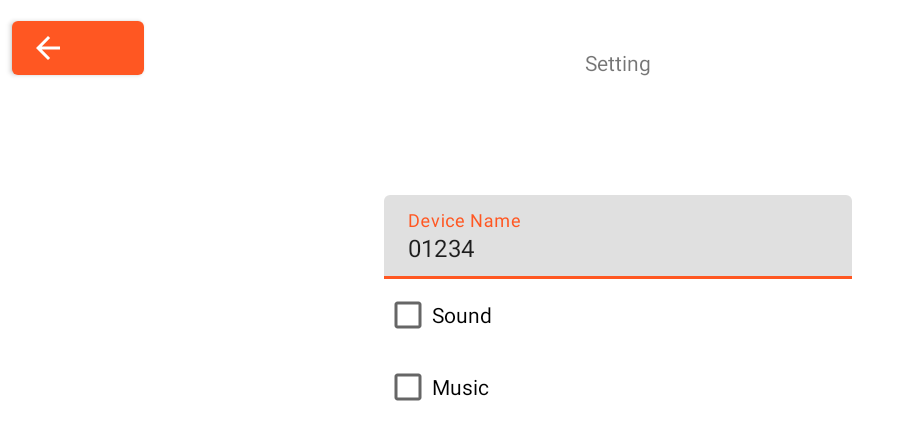
After one commit to press-f-for-respect/CodenamesPictures, an Android app: the SettingActivity screen opened directly, with no data from a screen before it, on a phone screen of 824 x 412 dp (held sideways). The commit adds this screen. Shown: the top 440 px of the screen, without its empty margins (0-906 px from the left). Run offline under Robolectric (Android 15) with nearby library versions, the phone set to English and light mode, and no system bars.

Commit message:
SharedPreferences added to SettingActivity

```diff
--- a/app/src/main/AndroidManifest.xml
+++ b/app/src/main/AndroidManifest.xml
@@ -10,15 +10,21 @@
         android:screenOrientation="landscape"
         android:supportsRtl="true"
         android:theme="@style/AppTheme">
-        <activity android:name=".SplashActivity" android:theme="@style/SplashTheme">
+        <activity android:name=".SettingActivity"
+            android:screenOrientation="landscape"></activity>
+        <activity
+            android:name=".SplashActivity"
+            android:theme="@style/SplashTheme">
             <intent-filter>
                 <action android:name="android.intent.action.MAIN" />
 
                 <category android:name="android.intent.category.LAUNCHER" />
             </intent-filter>
         </activity>
-        <activity android:name=".HelpActivity" />
-        <activity android:name=".MainActivity"/>
+        <activity android:name=".HelpActivity"
+            android:screenOrientation="landscape"/>
+        <activity android:name=".MainActivity"
+            android:screenOrientation="landscape"/>
     </application>
 
 </manifest>
--- a/app/src/main/java/com/pressfforrespect/codenamespictures/MainActivity.java
+++ b/app/src/main/java/com/pressfforrespect/codenamespictures/MainActivity.java
@@ -2,8 +2,10 @@ package com.pressfforrespect.codenamespictures;
 
 import androidx.appcompat.app.AppCompatActivity;
 
+import android.content.Intent;
 import android.content.pm.ActivityInfo;
 import android.os.Bundle;
+import android.view.View;
 import android.widget.Button;
 
 public class MainActivity extends AppCompatActivity {
@@ -21,6 +23,27 @@ public class MainActivity extends AppCompatActivity {
         play = findViewById(R.id.play);
         help = findViewById(R.id.help);
         setting = findViewById(R.id.setting);
+
+        play.setOnClickListener(new View.OnClickListener() {
+            @Override
+            public void onClick(View view) {
+                selectPlay();
+            }
+        });
+
+        help.setOnClickListener(new View.OnClickListener() {
+            @Override
+            public void onClick(View view) {
+                selectHelp();
+            }
+        });
+
+        setting.setOnClickListener(new View.OnClickListener() {
+            @Override
+            public void onClick(View view) {
+                selectSetting();
+            }
+        });
     }
 
     void selectPlay(){
@@ -32,6 +55,7 @@ public class MainActivity extends AppCompatActivity {
     }
 
     void selectSetting(){
-
+        Intent myIntent = new Intent(this, SettingActivity.class);
+        startActivity(myIntent);
     }
 }
--- /dev/null
+++ b/app/src/main/java/com/pressfforrespect/codenamespictures/SettingActivity.java
@@ -0,0 +1,65 @@
+package com.pressfforrespect.codenamespictures;
+
+import androidx.appcompat.app.AppCompatActivity;
+
+import android.annotation.SuppressLint;
+import android.content.Context;
+import android.content.SharedPreferences;
+import android.content.pm.ActivityInfo;
+import android.os.Bundle;
+import android.provider.Settings;
+import android.view.View;
+import android.widget.Button;
+import android.widget.CheckBox;
+
+import com.google.android.material.textfield.TextInputEditText;
+
+public class SettingActivity extends AppCompatActivity {
+
+    private SharedPreferences sharedPref;
+    private CheckBox soundCheckBox;
+    private CheckBox musicCheckBox;
+    private TextInputEditText deviceName;
+
+    @SuppressLint("HardwareIds")
+    @Override
+    protected void onCreate(Bundle savedInstanceState) {
+        super.onCreate(savedInstanceState);
+        setContentView(R.layout.activity_setting);
+        setRequestedOrientation(ActivityInfo.SCREEN_ORIENTATION_LANDSCAPE);
+
+        sharedPref = getPreferences(Context.MODE_PRIVATE);
+
+        soundCheckBox = findViewById(R.id.sound_check);
+        soundCheckBox.setChecked(sharedPref.getBoolean(String.valueOf(R.id.sound_check), false));
+
+        musicCheckBox = findViewById(R.id.music_check);
+        musicCheckBox.setChecked(sharedPref.getBoolean(String.valueOf(R.id.music_check), false));
+
+        deviceName = findViewById(R.id.input_device_name);
+        deviceName.setText(sharedPref.getString(String.valueOf(R.id.input_device_name), Settings.Secure.getString(getContentResolver(), Settings.Secure.ANDROID_ID).substring(0,5)));
+
+        Button back = findViewById(R.id.back);
+        back.setOnClickListener(new View.OnClickListener() {
+            @Override
+            public void onClick(View view) {
+                putInSharedPref();
+                finish();
+            }
+        });
+
+
+    }
+
+    private void putInSharedPref(){
+        SharedPreferences.Editor editor = sharedPref.edit();
+
+        editor.putBoolean(String.valueOf(R.id.sound_check), soundCheckBox.isChecked());
+        editor.putBoolean(String.valueOf(R.id.music_check), musicCheckBox.isChecked());
+        editor.putString(String.valueOf(R.id.input_device_name), deviceName.getText().toString());
+
+        editor.commit();
+    }
+
+
+}
--- /dev/null
+++ b/app/src/main/res/drawable/back_arrow.xml
@@ -0,0 +1,9 @@
+<vector xmlns:android="http://schemas.android.com/apk/res/android"
+        android:width="24dp"
+        android:height="24dp"
+        android:viewportWidth="24.0"
+        android:viewportHeight="24.0">
+    <path
+        android:fillColor="#FFFFFF"
+        android:pathData="M20,11H7.83l5.59,-5.59L12,4l-8,8 8,8 1.41,-1.41L7.83,13H20v-2z"/>
+</vector>
--- /dev/null
+++ b/app/src/main/res/layout/activity_setting.xml
@@ -0,0 +1,74 @@
+<?xml version="1.0" encoding="utf-8"?>
+<androidx.constraintlayout.widget.ConstraintLayout xmlns:android="http://schemas.android.com/apk/res/android"
+    xmlns:app="http://schemas.android.com/apk/res-auto"
+    xmlns:tools="http://schemas.android.com/tools"
+    android:layout_width="match_parent"
+    android:layout_height="match_parent"
+    tools:context=".SettingActivity">
+
+    <TextView
+        android:layout_width="match_parent"
+        android:layout_height="wrap_content"
+        android:layout_marginTop="32dp"
+        android:gravity="center"
+        android:text="@string/setting"
+        app:layout_constraintEnd_toEndOf="parent"
+        app:layout_constraintStart_toStartOf="parent"
+        app:layout_constraintTop_toTopOf="parent" />
+
+    <com.google.android.material.button.MaterialButton
+        android:id="@+id/back"
+        android:layout_width="wrap_content"
+        android:layout_height="wrap_content"
+        android:layout_marginStart="8dp"
+        android:layout_marginTop="8dp"
+        style="@style/Widget.MaterialComponents.Button.Icon"
+        app:icon="@drawable/back_arrow"
+        app:layout_constraintStart_toStartOf="parent"
+        app:layout_constraintTop_toTopOf="parent" />
+
+    <LinearLayout
+        android:layout_width="match_parent"
+        android:layout_height="match_parent"
+        android:layout_marginStart="256dp"
+        android:layout_marginEnd="256dp"
+        android:gravity="center_vertical"
+        android:orientation="vertical"
+        app:layout_constraintBottom_toBottomOf="parent"
+        app:layout_constraintEnd_toEndOf="parent"
+        app:layout_constraintHorizontal_bias="1.0"
+        app:layout_constraintStart_toStartOf="parent"
+        app:layout_constraintTop_toTopOf="parent"
+        app:layout_constraintVertical_bias="0.0">
+
+        <com.google.android.material.textfield.TextInputLayout
+            android:layout_width="match_parent"
+            android:layout_height="wrap_content"
+            android:hint="@string/name"
+            android:id="@+id/device_name_text">
+
+            <com.google.android.material.textfield.TextInputEditText
+                android:layout_width="match_parent"
+                android:layout_height="wrap_content"
+                android:id="@+id/input_device_name"/>
+
+        </com.google.android.material.textfield.TextInputLayout>
+
+        <CheckBox xmlns:android="http://schemas.android.com/apk/res/android"
+            xmlns:app="http://schemas.android.com/apk/res-auto"
+            android:id="@+id/sound_check"
+            android:text="@string/sound"
+            android:layout_width="fill_parent"
+            android:layout_height="wrap_content"
+            app:useMaterialThemeColors="false"/>
+
+        <CheckBox xmlns:android="http://schemas.android.com/apk/res/android"
+            xmlns:app="http://schemas.android.com/apk/res-auto"
+            android:id="@+id/music_check"
+            android:layout_width="fill_parent"
+            android:layout_height="wrap_content"
+            android:text="@string/music"
+            app:useMaterialThemeColors="false" />
+    </LinearLayout>
+
+</androidx.constraintlayout.widget.ConstraintLayout>
--- a/app/src/main/res/values/strings.xml
+++ b/app/src/main/res/values/strings.xml
@@ -3,4 +3,8 @@
     <string name="play_button">Play</string>
     <string name="setting_button">Setting</string>
     <string name="help_button">Help</string>
+    <string name="setting">Setting</string>
+    <string name="music">Music</string>
+    <string name="sound">Sound</string>
+    <string name="name">Device Name</string>
 </resources>
```
